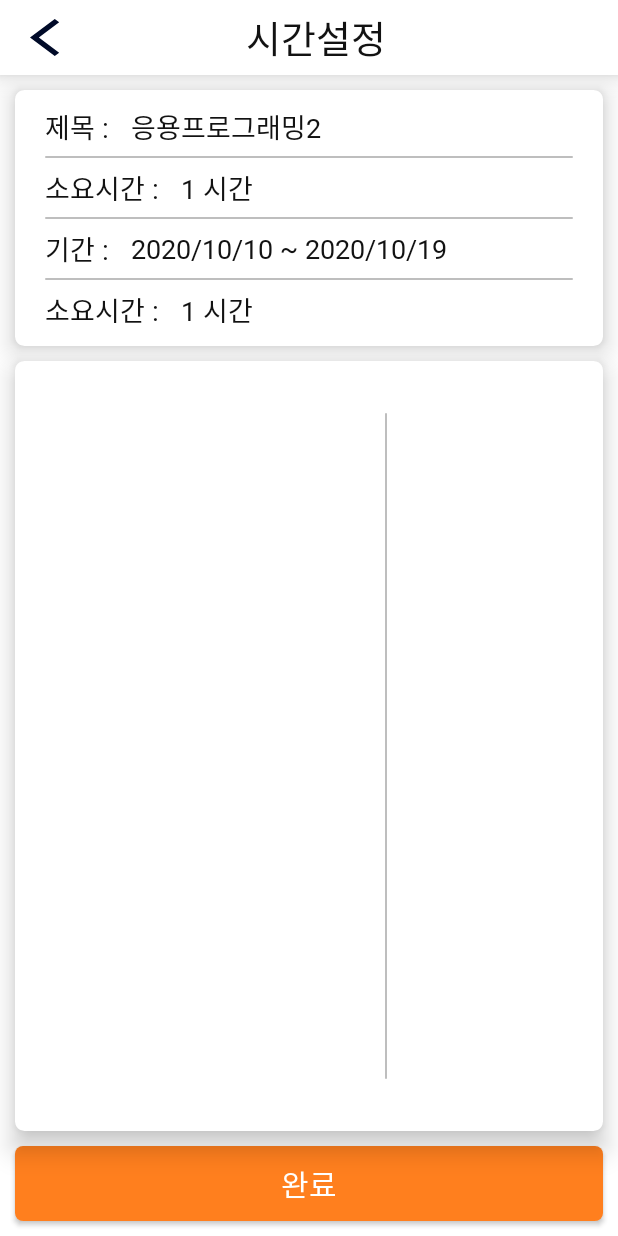
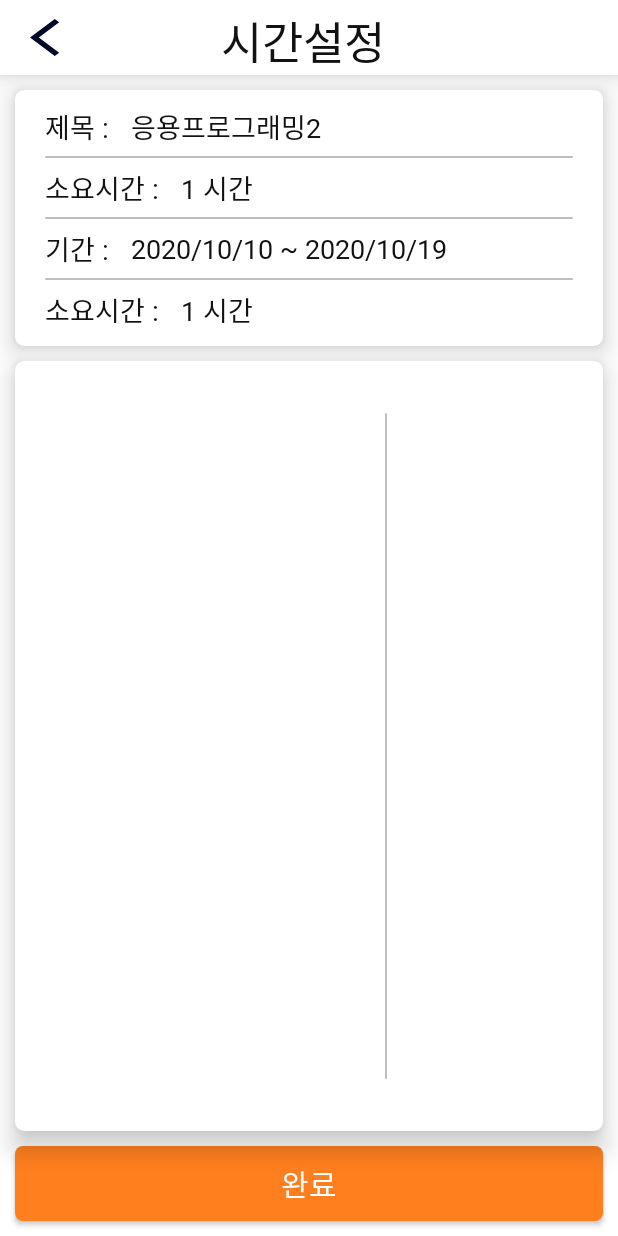
Before and after one commit to SFByomi/knumeet, an Android app: the layout activity_make_info.xml on its own in the app's theme, with its tools: preview values and no code run, on a phone screen of 412 x 824 dp. Run offline under Robolectric (Android 15) with nearby library versions, the phone set to English and light mode, and no system bars.

Commit message:
src 변경

```diff
--- a/app/src/main/res/layout/activity_make_info.xml
+++ b/app/src/main/res/layout/activity_make_info.xml
@@ -33,21 +33,16 @@
         </LinearLayout>
 
         <TextView
-            android:layout_weight="1"
+            android:layout_weight="2"
             android:layout_width="0dp"
             android:layout_height="match_parent"
-            android:textSize="25sp"
+            android:textSize="30sp"
             android:text="시간설정"
             android:textColor="@color/colorBlack"
             android:fontFamily="@font/nanum_bold"
-            android:gravity="center"
+            android:gravity="left|center_vertical"
+            />
 
-            />
-        <Space
-            android:layout_weight="1"
-            android:layout_width="0dp"
-            android:layout_height="match_parent"
-            />
     </LinearLayout>
 
     <LinearLayout
--- a/app/src/main/res/values/styles.xml
+++ b/app/src/main/res/values/styles.xml
@@ -3,7 +3,7 @@
     <style name="AppTheme" parent="Theme.AppCompat.Light.NoActionBar">
         <!-- Customize your theme here. -->
         <item name="colorPrimary">@color/colorPrimary</item>
-        <item name="colorPrimaryDark">@color/colorPrimaryDark</item>
+        <item name="colorPrimaryDark">@color/colorUnClicked</item>
         <item name="colorAccent">@color/colorAccent</item>
     </style>
 
```
Also changed, not shown: app/src/main/res/layout/activity_select.xml (+13 -10 lines).
